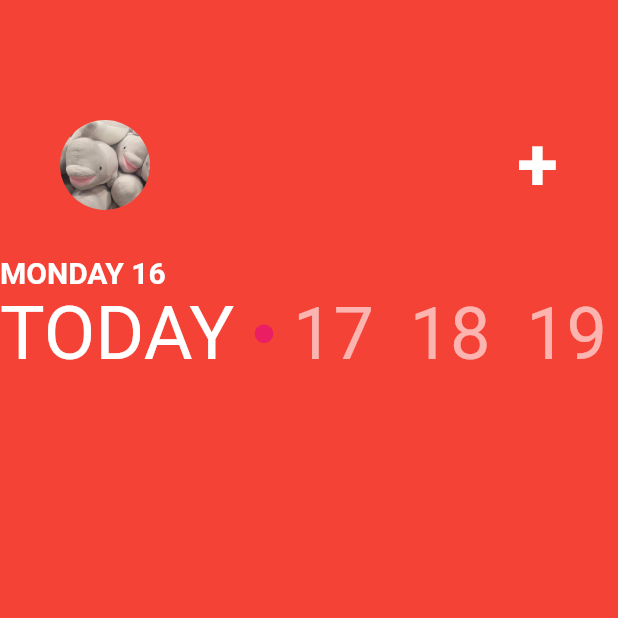
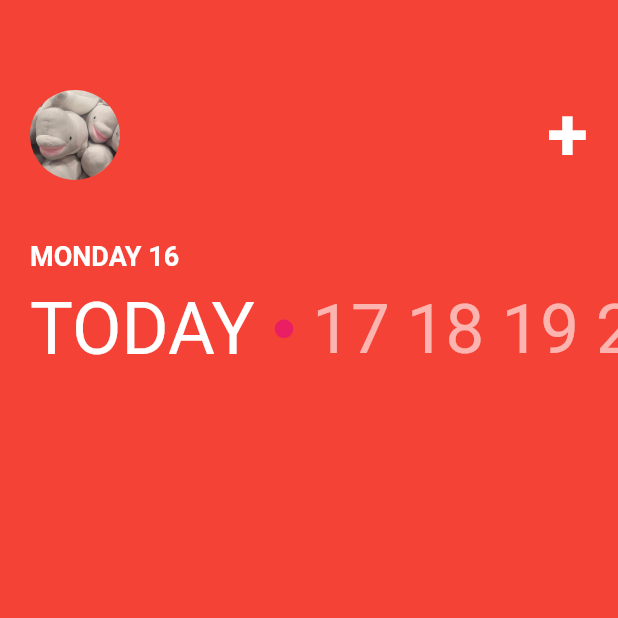
Before and after one commit to bladnoch/flutter-creative, a Flutter app: the screen it shows after launch, on a phone screen of 412 x 824 dp, the top half of it. Run offline on Flutter 3.47's test engine with Material 2 defaults, Android fonts, the phone set to English and light mode, and no system bars.

Commit message:
update comments

```diff
--- a/week2day2/lib/main.dart
+++ b/week2day2/lib/main.dart
@@ -12,9 +12,11 @@ class MyApp extends StatelessWidget {
         backgroundColor: Colors.red,
         body:Column(
           children: [
-            SizedBox(height: 80,),
+            SizedBox(height: 60,),
+
+            ///photo image, +
             Padding(
-              padding: EdgeInsets.symmetric(horizontal: 40),
+              padding: EdgeInsets.symmetric(horizontal: 20),
               child: Row(
                 mainAxisAlignment: MainAxisAlignment.spaceBetween,
                 children: [
@@ -34,45 +36,61 @@ class MyApp extends StatelessWidget {
                 ],
               ),
             ),
+            SizedBox(height: 40,),
 
-            SizedBox(height: 30,),
-            Row(
+            /// MONDAY 16
+            Padding(
+              padding: EdgeInsets.symmetric(horizontal: 20),
+              child: Row(
               children: [
                 Text("MONDAY 16",
                   style: TextStyle( color: Colors.white,
-                    fontSize: 20,
+                    fontSize: 18,
                     fontWeight: FontWeight.w600,
                     ),
                   ),
                 ],
               ),
-            Container(
+            ),
+            SizedBox(height: 10,),
+
+            ///TODAY, *, 17 18 19 20 21...
+            Padding(
+              padding: EdgeInsets.only(left: 20),
+              child: Container(
                 child: SingleChildScrollView(
                   scrollDirection: Axis.horizontal,
                   child: Row(
                     children: [
+
+                      /// Text : TODAY
                       Text("TODAY ",
                         style: TextStyle(
                           color: Colors.white,
-                        fontSize: 50,
+                          fontSize: 48,
                           fontWeight: FontWeight.w400,
                         ),
                       ),
+
+                      /// Icon : circle
                       Icon(Icons.circle,
                         color: Colors.pink,
                         size: 15,),
 
-                    Text(" 17  18  19  20",
+                      ///Text : 17 18 19...
+                      Text(" 17 18 19 20 21 22 23 24 25 26 27 28 29",
                         style: TextStyle(
                           color: Colors.white.withOpacity(0.6),
-                        fontSize: 48,
+                          fontSize: 46,
                           fontWeight: FontWeight.w400,
                         ),
                       ),
                     ],
                   ),
                 ),
-            )
+              ),
+            ),
+
           ],
         ),
       ),
```
Lines whose indentation alone changed are shown as unchanged.
